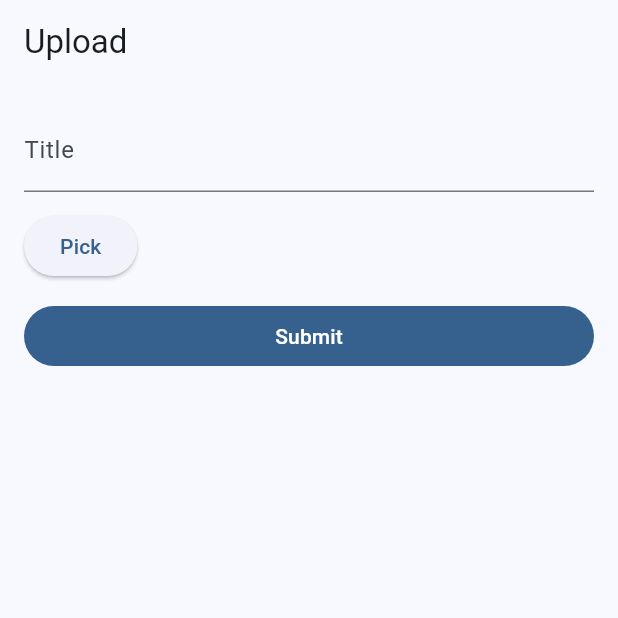
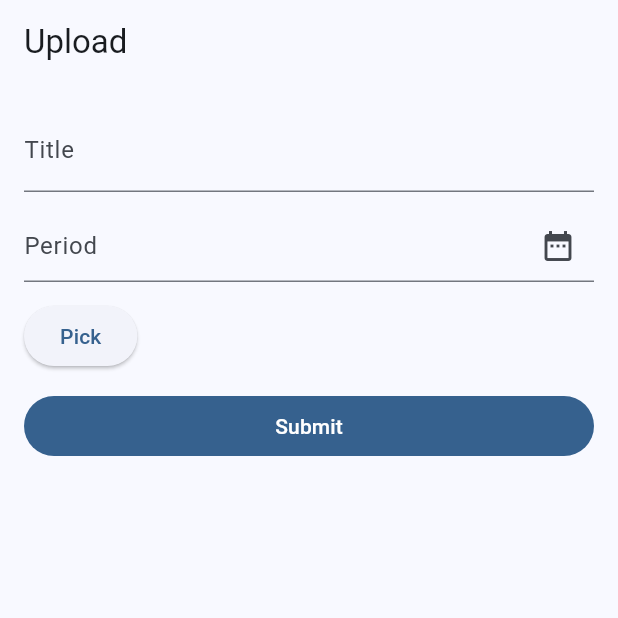
Before and after one commit to garlicPasta/riverpod_tools, a Flutter app: the screen it shows after launch, on a phone screen of 412 x 824 dp, the top half of it. Run offline on Flutter 3.47's test engine with Material 3 defaults, Android fonts, the phone set to English and light mode, and no system bars; our stand-ins replace equatable, file_picker, flutter_riverpod, material_ui, riverpod.

Commit message:
improvbed file picker

```diff
--- a/packages/riverpod_forms/lib/riverpod_forms.dart
+++ b/packages/riverpod_forms/lib/riverpod_forms.dart
@@ -1,5 +1,7 @@
 library riverpod_forms;
 
+export 'src/fields/date_range_field.dart';
+export 'src/fields/text_field.dart';
 export 'src/models/form_multiple_value.dart';
 export 'src/models/form_value.dart';
 export 'src/models/riverpod_form.dart';
@@ -9,11 +11,12 @@ export 'src/providers/form_notifier.dart';
 export 'src/typedefs.dart';
 export 'src/utils/async_debouncer.dart';
 export 'src/utils/functional_helpers.dart';
-export 'src/fields/text_field.dart';
+export 'src/validators/date_range_validators.dart';
 export 'src/validators/list_validators.dart';
 export 'src/validators/string_validators.dart';
 export 'src/validators/value_validators.dart';
 export 'src/widgets/riverpod_form_choice_chips.dart';
+export 'src/widgets/riverpod_form_date_range_picker.dart';
 export 'src/widgets/riverpod_form_field_builder.dart';
 export 'src/widgets/riverpod_form_multi_field_builder.dart';
 export 'src/widgets/riverpod_form_multiselect_chips.dart';
--- a/packages/riverpod_forms/lib/src/models/form_multiple_value.dart
+++ b/packages/riverpod_forms/lib/src/models/form_multiple_value.dart
@@ -25,6 +25,10 @@ final class MultiFormValue<T, ERROR>
       null => (ref) => AsyncValue.data([]),
     };
   }
+
+  @override
+  AsyncValue<ERROR?> validateDynamic(Ref ref, dynamic val) =>
+      super.validateDynamic(ref, val is List ? val.cast<T>() : val);
 
   late Function(T value) addValue;
   late Function(T value) removeValue;
--- a/packages/riverpod_forms/lib/src/validators/string_validators.dart
+++ b/packages/riverpod_forms/lib/src/validators/string_validators.dart
@@ -23,5 +23,4 @@ final RegExp _emailRegex = RegExp(
   r'^[A-Za-z0-9._%+-]+@[A-Za-z0-9.-]+\.[A-Za-z]{2,}$',
 );
 
-Validator<String, RegexMismatch> isEmail() =>
-    stringMatchesRegex(_emailRegex);
+Validator<String, RegexMismatch> isEmail() => stringMatchesRegex(_emailRegex);
--- /dev/null
+++ b/packages/riverpod_forms/lib/src/widgets/riverpod_form_date_range_picker.dart
@@ -0,0 +1,113 @@
+import 'package:material_ui/material_ui.dart';
+import 'package:riverpod_forms/src/models/riverpod_form.dart';
+import 'package:riverpod_forms/src/models/validation_result.dart';
+import 'package:riverpod_forms/src/widgets/riverpod_form_field_builder.dart';
+
+class RiverpodFormDateRangePicker<E> extends StatelessWidget {
+  final SingleFormValue<DateTimeRange, E> valueProxy;
+  final String Function(E)? errorMapping;
+  final InputDecoration? decoration;
+  final DateTime? firstDate;
+  final DateTime? lastDate;
+
+  /// Formats the selected range. Defaults to the localized compact dates.
+  final String Function(BuildContext context, DateTimeRange range)? formatter;
+
+  const RiverpodFormDateRangePicker({
+    super.key,
+    required this.valueProxy,
+    this.errorMapping,
+    this.decoration,
+    this.firstDate,
+    this.lastDate,
+    this.formatter,
+  });
+
+  @override
+  Widget build(BuildContext context) =>
+      RiverpodFormFieldBuilder<DateTimeRange, E>(
+        valueProxy: valueProxy,
+        builder: (context, state, setValue) => _RiverpodDateRange<E>(
+          state: state,
+          setValue: setValue,
+          errorMapping: errorMapping,
+          decoration: decoration,
+          firstDate: firstDate ?? DateTime(2000),
+          lastDate: lastDate ?? DateTime(2100),
+          formatter: formatter,
+        ),
+      );
+}
+
+class _RiverpodDateRange<E> extends RiverpodFormFieldHandler<DateTimeRange, E> {
+  final String Function(E)? errorMapping;
+  final InputDecoration? decoration;
+  final DateTime firstDate;
+  final DateTime lastDate;
+  final String Function(BuildContext context, DateTimeRange range)? formatter;
+
+  const _RiverpodDateRange({
+    required super.state,
+    required super.setValue,
+    required this.firstDate,
+    required this.lastDate,
+    this.errorMapping,
+    this.decoration,
+    this.formatter,
+  });
+
+  @override
+  State<StatefulWidget> createState() => _RiverpodDateRangeState<E>();
+}
+
+class _RiverpodDateRangeState<E> extends State<_RiverpodDateRange<E>> {
+  bool get _isEnabled => widget.state.isEnabled && !widget.state.isInitializing;
+
+  String _format(BuildContext context, DateTimeRange range) {
+    final custom = widget.formatter;
+    if (custom != null) return custom(context, range);
+    final l10n = MaterialLocalizations.of(context);
+    return '${l10n.formatCompactDate(range.start)} – '
+        '${l10n.formatCompactDate(range.end)}';
+  }
+
+  String? get _errorText {
+    if (!widget.state.isDirty) return null;
+    return switch (widget.state.error) {
+      ValidationFailed<E>(:final failure) => switch (failure) {
+        ValidationFailure<E>(:final error) =>
+          widget.errorMapping?.call(error) ?? '',
+        ValidationException<E>() => 'Validation failed',
+      },
+      _ => null,
+    };
+  }
+
+  Future<void> _pick() async {
+    final current = widget.state.value;
+    final picked = await showDateRangePicker(
+      context: context,
+      firstDate: widget.firstDate,
+      lastDate: widget.lastDate,
+      initialDateRange: current,
+    );
+    if (picked != null) widget.setValue(picked);
+  }
+
+  @override
+  Widget build(BuildContext context) {
+    final value = widget.state.value;
+    return InkWell(
+      onTap: _isEnabled ? _pick : null,
+      child: InputDecorator(
+        decoration: (widget.decoration ?? const InputDecoration()).copyWith(
+          enabled: _isEnabled,
+          errorText: _errorText,
+          suffixIcon: const Icon(Icons.date_range),
+        ),
+        isEmpty: value == null,
+        child: value == null ? null : Text(_format(context, value)),
+      ),
+    );
+  }
+}
--- a/packages/riverpod_forms_extras/example/lib/main.dart
+++ b/packages/riverpod_forms_extras/example/lib/main.dart
@@ -4,6 +4,19 @@ import 'package:riverpod_forms/riverpod_forms.dart';
 import 'package:riverpod_forms_extras/riverpod_forms_extras.dart';
 
 final titleField = makeTextField(validator: isRequired<String>());
+
+final periodField = makeDateRangeField(
+  validator: isRequired<DateTimeRange>()
+      .and(
+        dateRangeContains(
+          DateTimeRange(
+            start: DateTime.now(),
+            end: DateTime.now().add(Duration(days: 1)),
+          ),
+        ),
+      )
+      .and(durationIsShorterThan(Duration(days: 7))),
+);
 
 final attachmentsField = makeFilePickField<IsRequired>(
   validator: isRequired<List<PickedFile>>(),
@@ -13,18 +26,25 @@ final FormProvider<UploadForm> uploadFormProvider = makeFormProvider(
   UploadForm(),
 );
 
-class UploadFormResult(final String title, final List<PickedFile> attachments);
+class UploadFormResult(
+  final String title,
+  final DateTimeRange period,
+  final List<PickedFile> attachments,
+);
 
 class UploadForm extends RiverpodForm<UploadFormResult> {
   final title = titleField;
+  final period = periodField;
   final attachments = attachmentsField;
 
   @override
-  Iterator<FormValue> get iterator => <FormValue>[title, attachments].iterator;
+  Iterator<FormValue> get iterator =>
+      <FormValue>[title, period, attachments].iterator;
 
   @override
   UploadFormResult getResult(snapshot) => UploadFormResult(
     title.getValid(snapshot),
+    period.getValid(snapshot),
     attachments.getValid(snapshot),
   );
 }
@@ -62,7 +82,16 @@ class UploadScreen extends ConsumerWidget {
                 valueProxy: state.model.title,
                 errorMapping: (_) => 'Title is required',
               ),
-              FilePicker(field: state.model.attachments),
+              RiverpodFormDateRangePicker(
+                decoration: const InputDecoration(labelText: 'Period'),
+                valueProxy: state.model.period,
+                errorMapping: (e) => e.on(
+                  on0: (IsRequired e) => 'Is required',
+                  on1: (DateRangeDoesNotContain e) => 'Doe not contain',
+                  on2: (DurationLongerThan e) => 'Is too long',
+                ),
+              ),
+              RiverpodFormFilePicker(field: state.model.attachments),
               FilledButton(
                 onPressed: () {
                   final result = state.model.validateThenGetResult(ref);
@@ -70,9 +99,8 @@ class UploadScreen extends ConsumerWidget {
                       ? 'Ready to upload ${result.attachments.length} file(s) '
                             'for "${result.title}"'
                       : 'Form is invalid';
-                  ScaffoldMessenger.of(
-                    context,
-                  ).showSnackBar(SnackBar(content: Text(message)));
+                  ScaffoldMessenger.of(context)
+                      .showSnackBar(SnackBar(content: Text(message)));
                 },
                 child: const Text('Submit'),
               ),
--- a/packages/riverpod_forms_extras/lib/riverpod_forms_extras.dart
+++ b/packages/riverpod_forms_extras/lib/riverpod_forms_extras.dart
@@ -2,4 +2,4 @@ library riverpod_forms_extras;
 
 export 'src/fields/file_select_field.dart';
 export 'src/models/picked_file.dart';
-export 'src/widgets/file_picker.dart';
+export 'src/widgets/riverpod_form_file_picker.dart';
--- a/packages/riverpod_forms_extras/lib/src/models/picked_file.dart
+++ b/packages/riverpod_forms_extras/lib/src/models/picked_file.dart
@@ -1,7 +1,9 @@
 import 'package:file_picker/file_picker.dart';
 
 class PickedFile {
-  final PlatformFile path;
+  final String name;
+  final PlatformFile? path;
 
-  PickedFile(this.path);
+  PickedFile.platform(this.path) : name = path?.name ?? '';
+  PickedFile.placeholder(this.name) : path = null;
 }
--- a/packages/riverpod_forms_extras/lib/src/widgets/file_picker.dart
+++ /dev/null
@@ -1,48 +0,0 @@
-import 'package:material_ui/material_ui.dart';
-import 'package:riverpod_forms/riverpod_forms.dart';
-import 'package:riverpod_forms/src/models/form_value_state.dart';
-import 'package:riverpod_forms_extras/src/fields/file_select_field.dart';
-import 'package:riverpod_forms_extras/src/models/picked_file.dart';
-import 'package:riverpod_forms_extras/src/utils/file_manager.dart';
-
-class FilePicker<ERR> extends StatelessWidget {
-  final FilePickField<ERR> field;
-  const FilePicker({super.key, required this.field});
-
-  @override
-  Widget build(BuildContext context) => RiverpodFormMultiFieldBuilder(
-    valueProxy: field,
-    builder:
-        (
-          context,
-          FormMultipleValuesState<PickedFile, ERR> state,
-          FormListSetter<PickedFile> setter,
-        ) {
-          return Wrap(
-            spacing: 8,
-            runSpacing: 8,
-            crossAxisAlignment: WrapCrossAlignment.center,
-            children: [
-              ElevatedButton(
-                onPressed: () async {
-                  var f = await FileManager.pickFile();
-                  if (f == null) return;
-                  setter.addValue(f);
-                },
-                child: Text('Pick'),
-              ),
-              for (final f in state.value)
-                Row(
-                  children: [
-                    Text(f.path.name),
-                    IconButton(
-                      icon: Icon(Icons.close),
-                      onPressed: () => setter.removeValue(f),
-                    ),
-                  ],
-                ),
-            ],
-          );
-        },
-  );
-}
--- /dev/null
+++ b/packages/riverpod_forms_extras/lib/src/widgets/riverpod_form_file_picker.dart
@@ -0,0 +1,67 @@
+import 'package:material_ui/material_ui.dart';
+import 'package:riverpod_forms/riverpod_forms.dart';
+import 'package:riverpod_forms/src/models/form_value_state.dart';
+import 'package:riverpod_forms_extras/src/fields/file_select_field.dart';
+import 'package:riverpod_forms_extras/src/models/picked_file.dart';
+import 'package:riverpod_forms_extras/src/utils/file_manager.dart';
+
+typedef PickedFileBuilder = Widget Function(
+  BuildContext context,
+  PickedFile file,
+  VoidCallback remove,
+);
+
+class RiverpodFormFilePicker<ERR> extends StatelessWidget {
+  final FilePickField<ERR> field;
+
+  final PickedFileBuilder? fileBuilder;
+
+  const RiverpodFormFilePicker({
+    super.key,
+    required this.field,
+    this.fileBuilder,
+  });
+
+  static Widget _defaultFileBuilder(
+    BuildContext context,
+    PickedFile file,
+    VoidCallback remove,
+  ) => Row(
+    mainAxisSize: MainAxisSize.min,
+    children: [
+      Text(file.name),
+      IconButton(icon: Icon(Icons.close), onPressed: remove),
+    ],
+  );
+
+  @override
+  Widget build(BuildContext context) => RiverpodFormMultiFieldBuilder(
+    valueProxy: field,
+    builder:
+        (
+          context,
+          FormMultipleValuesState<PickedFile, ERR> state,
+          FormListSetter<PickedFile> setter,
+        ) => Wrap(
+          spacing: 8,
+          runSpacing: 8,
+          crossAxisAlignment: WrapCrossAlignment.center,
+          children: [
+            ElevatedButton(
+              onPressed: () async {
+                var f = await FileManager.pickFile();
+                if (f == null) return;
+                setter.addValue(f);
+              },
+              child: Text('Pick'),
+            ),
+            for (final f in state.value)
+              (fileBuilder ?? _defaultFileBuilder)(
+                context,
+                f,
+                () => setter.removeValue(f),
+              ),
+          ],
+        ),
+  );
+}
```
Also changed, not shown: packages/riverpod_forms/example/lib/main.dart (+9 -3 lines), packages/riverpod_forms/lib/src/fields/date_range_field.dart (added, +17 -0 lines), packages/riverpod_forms/lib/src/models/validators.dart (+24 -6 lines), packages/riverpod_forms/lib/src/validators/date_range_validators.dart (added, +38 -0 lines), packages/riverpod_forms/lib/src/validators/list_validators.dart (+8 -10 lines), packages/riverpod_forms_extras/lib/src/utils/file_manager.dart (+5 -3 lines), packages/riverpod_forms/example/pubspec.lock, packages/riverpod_forms/lib/src/providers/as_future_provider.dart (line endings or trailing spaces).
